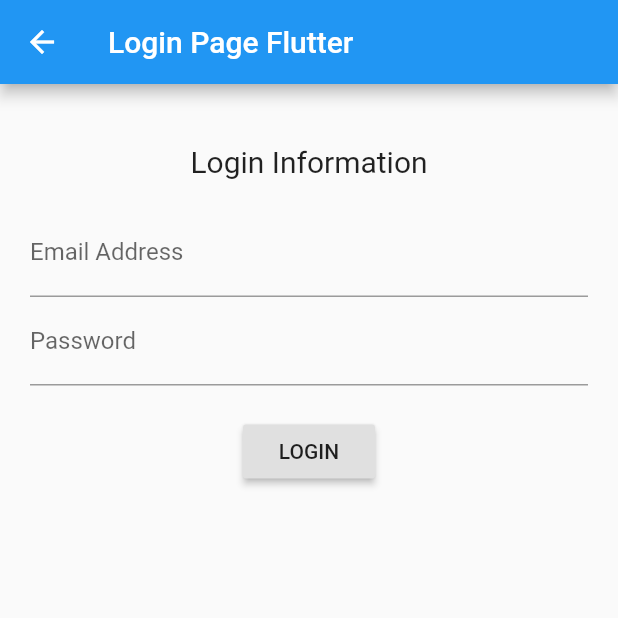
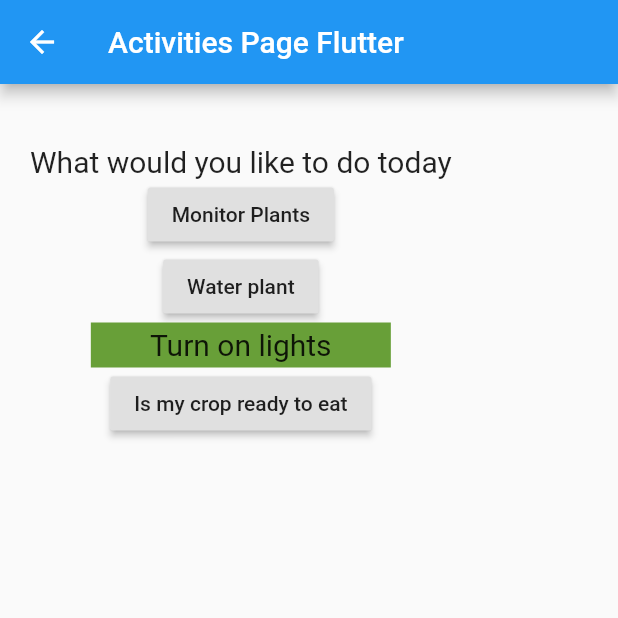
Before and after one commit to teoYQ/Panasonic_App, a Flutter app: the LoginPage screen opened directly, after a tap on "LOGIN", on a phone screen of 412 x 824 dp, the top half of it. Run offline on Flutter 3.47's test engine with Material 2 defaults, Android fonts, the phone set to English and light mode, and no system bars.

Commit message:
added activity page with some buttons

```diff
--- /dev/null
+++ b/panasonic_v1/lib/activities.dart
@@ -0,0 +1,47 @@
+import 'package:flutter/material.dart';
+import 'package:panasonic_v1/toggle_buttons.dart';
+class ActivitiesPage extends StatefulWidget {
+  @override
+  _ActivitiesPageState createState() => _ActivitiesPageState();
+}
+
+class _ActivitiesPageState extends State<ActivitiesPage> {
+  @override
+  String _lights = 'off';
+  Widget build(BuildContext context) {
+    return Scaffold(
+        appBar: AppBar(
+          title: Text("Activities Page Flutter "),
+        ),
+        body: Container(
+          padding: EdgeInsets.all(20.0),
+          child: Form(
+            child: Column(
+              children: <Widget>[
+                SizedBox(height: 20.0), // <= NEW
+                Text(
+                  'What would you like to do today',
+                  style: TextStyle(fontSize: 20),
+                ),
+                RaisedButton(
+                    child: Text("Monitor Plants"),
+                    onPressed: () {
+                      print("looking at my plant");
+                    }),
+                    RaisedButton(
+                    child: Text("Water plant"),
+                    onPressed: () {
+                      print("watering plant");
+                    }),
+                    TapboxA(),
+                    RaisedButton(
+                    child: Text("Is my crop ready to eat"),
+                    onPressed: () {
+                      print("No");
+                    }),
+                            ],
+            ),
+          ),
+        ));
+  }
+}
--- a/panasonic_v1/lib/login_page.dart
+++ b/panasonic_v1/lib/login_page.dart
@@ -1,5 +1,5 @@
 import 'package:flutter/material.dart';
-
+import 'package:panasonic_v1/activities.dart';
 class LoginPage extends StatefulWidget {
   @override
   _LoginPageState createState() => _LoginPageState();
@@ -45,6 +45,9 @@ class _LoginPageState extends State<LoginPage> {
                       // Validate will return true if is valid, or false if invalid.
                       if (form.validate()) {
                         print("$_email $_password");
+                        Navigator.push(context,
+                        MaterialPageRoute(builder:(context)=> ActivitiesPage()),);
+
                       }
                     }),
               ],
--- a/panasonic_v1/lib/signup_page.dart
+++ b/panasonic_v1/lib/signup_page.dart
@@ -1,4 +1,5 @@
 import 'package:flutter/material.dart';
+import 'package:panasonic_v1/login_page.dart';
 
 class SignUpPage extends StatefulWidget {
   @override
@@ -45,6 +46,8 @@ class _SignUpPageState extends State<SignUpPage> {
                       // Validate will return true if is valid, or false if invalid.
                       if (form.validate()) {
                         print("$_email $_password");
+                        Navigator.push(context,
+                        MaterialPageRoute(builder:(context)=> LoginPage()),);
                       }
                     }),
               ],
--- /dev/null
+++ b/panasonic_v1/lib/toggle_buttons.dart
@@ -0,0 +1,38 @@
+import 'package:flutter/material.dart';
+class TapboxA extends StatefulWidget {
+  TapboxA({Key key}) : super(key: key);
+
+  @override
+  _TapboxAState createState() => _TapboxAState();
+}
+
+class _TapboxAState extends State<TapboxA> {
+  bool _active = false;
+
+  void _handleTap() {
+    setState(() {
+      _active = !_active;
+      print("switched light");
+    });
+  }
+
+  Widget build(BuildContext context) {
+    return GestureDetector(
+      onTap: _handleTap,
+      child: Container(
+        child: Center(
+          child: Text(
+            _active ? 'Turn off lights' : 'Turn on lights',
+            style: TextStyle(fontSize: 20.0),
+          ),
+        ),
+        width: 200,
+        height: 30,
+        // to color buttons add the following
+        decoration: BoxDecoration(
+          color: _active ?  Colors.grey[600]:Colors.lightGreen[700],
+       ),
+      ),
+    );
+  }
+}
```
Also changed, not shown: panasonic_v1/lib/authservice.dart (+40 -0 lines).
